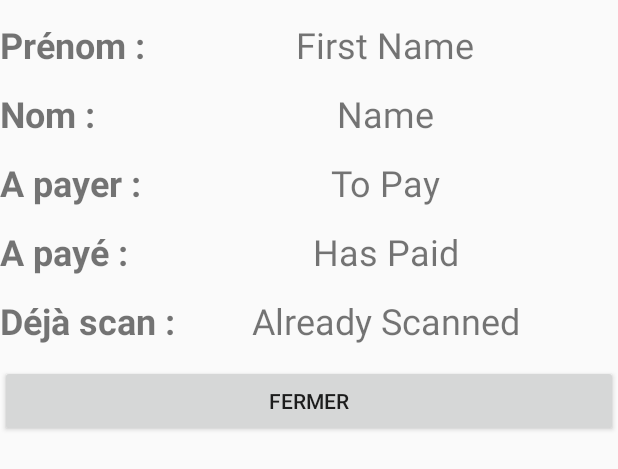
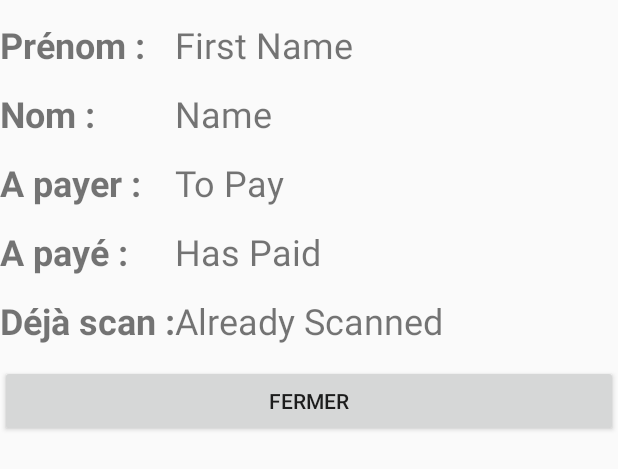
Before and after one commit to SchawnnDev/EventQrCodeReader, an Android app: the layout dialog_design.xml on its own in the app's theme, with its tools: preview values and no code run, on a phone screen of 412 x 824 dp. Shown: the top 469 px of the screen. Run offline under Robolectric (Android 15) with nearby library versions, the phone set to English and light mode, and no system bars.

Commit message:
color fix

```diff
--- a/app/src/main/java/fr/schawnndev/qrcodereader/MainActivity.java
+++ b/app/src/main/java/fr/schawnndev/qrcodereader/MainActivity.java
@@ -163,11 +163,11 @@ public class MainActivity extends AppCompatActivity implements BarcodeReaderFrag
 
         TextView hasPaid = dialog.findViewById(R.id.hasPaid);
         hasPaid.setText(scan.isHasPaid() ? "Oui" : "Non");
-        hasPaid.setBackgroundColor(scan.isHasPaid() ? Color.GREEN : Color.MAGENTA);
+        hasPaid.setBackgroundColor(scan.isHasPaid() ? Color.GREEN : Color.RED);
 
         TextView alreadyScanned = dialog.findViewById(R.id.alreadyScanned);
         alreadyScanned.setText(scan.isAlreadyScanned() ? "Oui" : "Non");
-        alreadyScanned.setBackgroundColor(scan.isAlreadyScanned() ? Color.GREEN : Color.MAGENTA);
+        alreadyScanned.setBackgroundColor(scan.isAlreadyScanned() ? Color.GREEN : Color.RED);
 
         Button closeBtn = dialog.findViewById(R.id.close);
         closeBtn.setOnClickListener(new View.OnClickListener() {
--- a/app/src/main/res/layout/dialog_design.xml
+++ b/app/src/main/res/layout/dialog_design.xml
@@ -23,7 +23,7 @@
             android:layout_width="wrap_content"
             android:layout_height="wrap_content"
             android:ems="10"
-            android:gravity="center"
+            android:gravity="left"
             android:inputType="textPersonName"
             android:text="First Name"
             android:textSize="24sp" />
@@ -47,7 +47,7 @@
             android:layout_width="wrap_content"
             android:layout_height="wrap_content"
             android:ems="10"
-            android:gravity="center"
+            android:gravity="left"
             android:inputType="textPersonName"
             android:text="Name"
             android:textSize="24sp" />
@@ -71,7 +71,7 @@
             android:layout_width="wrap_content"
             android:layout_height="wrap_content"
             android:ems="10"
-            android:gravity="center"
+            android:gravity="left"
             android:inputType="textPersonName"
             android:text="To Pay"
             android:textSize="24sp" />
@@ -95,7 +95,7 @@
             android:layout_width="wrap_content"
             android:layout_height="wrap_content"
             android:ems="10"
-            android:gravity="center"
+            android:gravity="left"
             android:inputType="textPersonName"
             android:text="Has Paid"
             android:textSize="24sp" />
@@ -120,7 +120,7 @@
             android:layout_width="wrap_content"
             android:layout_height="wrap_content"
             android:ems="10"
-            android:gravity="center"
+            android:gravity="left"
             android:inputType="textPersonName"
             android:text="Already Scanned"
             android:textSize="24sp" />
```
